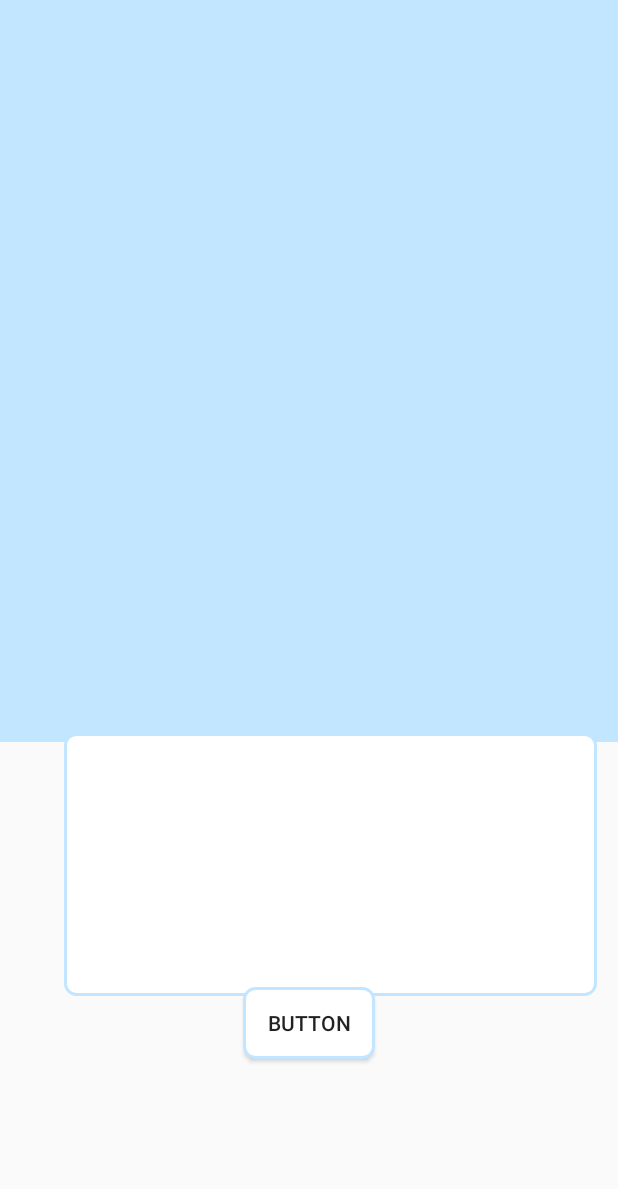
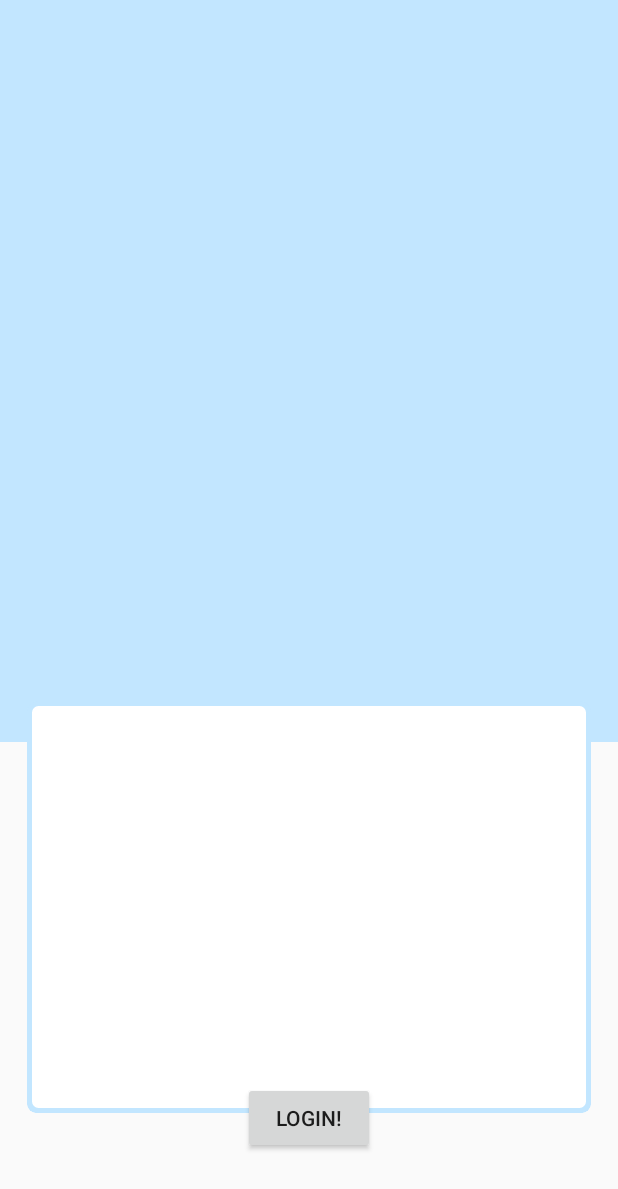
Before and after one commit to Suppasek/WaterUsageChecker, an Android app: the screen it shows after launch (MainActivity), on a phone screen of 412 x 824 dp. Shown: the top 1189 px of the screen. Run offline under Robolectric (Android 15) with nearby library versions, the phone set to English and light mode, and no system bars; our stand-ins replace Firebase (no records; nobody signed in at launch, a user with empty details on screens opened directly); 2 statements that could not run were skipped.

Commit message:
update layout

```diff
--- a/app/build.gradle
+++ b/app/build.gradle
@@ -28,5 +28,6 @@ dependencies {
     implementation 'com.google.firebase:firebase-core:16.0.1'
     implementation 'com.google.firebase:firebase-auth:16.0.3'
     implementation 'com.google.firebase:firebase-firestore:17.1.0'
+    implementation 'com.android.support:cardview-v7:28.0.0'
 }
 apply plugin: 'com.google.gms.google-services'
--- a/app/src/main/res/drawable/border.xml
+++ b/app/src/main/res/drawable/border.xml
@@ -1,16 +1,9 @@
 <?xml version="1.0" encoding="utf-8"?>
 <shape xmlns:android="http://schemas.android.com/apk/res/android"
     android:shape="rectangle">
-    <stroke android:width="2dip"
+    <stroke android:width="3dip"
         android:color="@color/colorPrimary" />
-    <padding android:left="1dp"
-        android:top="1dp"
-        android:right="1dp"
-        android:bottom="1dp"
-        />
     <solid android:color="#ffffffff"/>
-    <corners android:bottomRightRadius="7dp"
-        android:bottomLeftRadius="7dp"
-        android:topLeftRadius="7dp"
-        android:topRightRadius="7dp"/>
+    <padding android:bottom="0dp" android:left="0dp" android:right="0dp" android:top="0dp"/>
+    <corners android:radius="6dp"/>
 </shape>
--- a/app/src/main/res/drawable/rounded_button.xml
+++ b/app/src/main/res/drawable/rounded_button.xml
@@ -2,8 +2,5 @@
 <shape xmlns:android="http://schemas.android.com/apk/res/android"
     android:shape="rectangle">
     <solid android:color="#eeffffff" />
-    <corners android:bottomRightRadius="8dp"
-        android:bottomLeftRadius="8dp"
-        android:topRightRadius="8dp"
-        android:topLeftRadius="8dp"/>
+    <corners android:radius="8dp"/>
 </shape>
--- /dev/null
+++ b/app/src/main/res/drawable/water_logo.xml
@@ -0,0 +1,9 @@
+<vector android:height="24dp" android:viewportHeight="453"
+    android:viewportWidth="246" android:width="24dp" xmlns:android="http://schemas.android.com/apk/res/android">
+    <path android:fillColor="#91e0ff" android:pathData="M244.83,258.58a123.56,123.56 0,0 0,-9.34 -30L134.09,6.88a11.79,11.79 0,0 0,-21.44 0l-61.75,135 -17,37.11 -22.68,49.58C-25.89,309.76 33.46,402.24 122.74,402.24h1.26C200.98,402.24 257.82,332.54 244.83,258.58Z"/>
+    <path android:fillColor="#61cef3" android:pathData="M244.83,258.58a123.56,123.56 0,0 0,-9.34 -30L134.09,6.88a11.78,11.78 0,0 0,-10.72 -6.88h0L123.37,402.24h0.66C200.98,402.24 257.82,332.54 244.83,258.58Z"/>
+    <path android:fillColor="#61cef3" android:pathData="M244.83,258.58A288.82,288.82 0,0 1,50.9 141.86l-17,37.11 -22.68,49.58C-25.89,309.76 33.46,402.24 122.74,402.24h1.26C200.98,402.24 257.82,332.54 244.83,258.58Z"/>
+    <path android:fillColor="#23a3e1" android:pathData="M244.83,258.58A287,287 0,0 1,123.34 211.94L123.34,402.24h0.66C200.98,402.24 257.82,332.54 244.83,258.58Z"/>
+    <path android:fillColor="#23a3e1" android:pathData="M33.93,178.97l-22.68,49.58C-25.89,309.76 33.46,402.24 122.74,402.24h1.26a122,122 0,0 0,93.93 -43.81C126.23,333.6 58.61,264 33.93,178.97Z"/>
+    <path android:fillColor="#1f84bd" android:pathData="M123.34,311.15L123.34,402.24h0.66a122,122 0,0 0,93.94 -43.81A264.93,264.93 0,0 1,123.34 311.15Z"/>
+</vector>
--- a/app/src/main/res/layout/fragment_login.xml
+++ b/app/src/main/res/layout/fragment_login.xml
@@ -16,7 +16,7 @@
 
 
     <LinearLayout
-        android:id="@+id/linearLayout4"
+        android:id="@+id/login_top"
         android:layout_width="match_parent"
         android:layout_height="0dp"
         android:background="@color/colorPrimary"
@@ -34,7 +34,7 @@
 
 
     <LinearLayout
-        android:id="@+id/linearLayout"
+        android:id="@+id/login_bottom"
         android:layout_width="match_parent"
         android:layout_height="0dp"
         android:clipChildren="false"
@@ -42,10 +42,8 @@
         android:weightSum="2"
         app:layout_constraintBottom_toBottomOf="@id/guideline"
         app:layout_constraintEnd_toEndOf="parent"
-        app:layout_constraintHorizontal_bias="1.0"
-        app:layout_constraintStart_toStartOf="parent"
-        app:layout_constraintTop_toTopOf="@id/guideline"
-        app:layout_constraintVertical_bias="1.0">
+        app:layout_constraintHorizontal_bias="0.0"
+        app:layout_constraintStart_toStartOf="parent">
 
 
         <!--<EditText-->
@@ -95,44 +93,50 @@
 
     </LinearLayout>
 
-    <LinearLayout
-        android:id="@+id/linearLayout2"
-        android:layout_width="355dp"
-        android:layout_height="175dp"
+    <android.support.v7.widget.CardView
+        android:id="@+id/credentials_card"
+        android:layout_width="0dp"
+        android:layout_height="281dp"
         android:layout_marginBottom="8dp"
-        android:layout_marginEnd="14dp"
-        android:layout_marginLeft="14dp"
-        android:layout_marginRight="14dp"
-        android:layout_marginStart="14dp"
+        android:layout_marginEnd="16dp"
+        android:layout_marginLeft="16dp"
+        android:layout_marginRight="16dp"
+        android:layout_marginStart="16dp"
         android:layout_marginTop="8dp"
-        android:background="@drawable/border"
         android:orientation="vertical"
+        app:cardBackgroundColor="@color/colorPrimary"
+        app:cardElevation="0dp"
+        app:cardPreventCornerOverlap="false"
+        app:cardCornerRadius="6dp"
+        app:cardUseCompatPadding="true"
+
         app:layout_constraintBottom_toBottomOf="parent"
         app:layout_constraintEnd_toEndOf="parent"
-        app:layout_constraintHorizontal_bias="1.0"
         app:layout_constraintStart_toStartOf="parent"
-        app:layout_constraintTop_toTopOf="@+id/linearLayout4"
-        app:layout_constraintVertical_bias="0.76">
+        app:layout_constraintTop_toTopOf="@+id/login_top"
+        app:layout_constraintVertical_bias="0.866">
 
-    </LinearLayout>
+        <android.support.constraint.ConstraintLayout
+            android:layout_width="match_parent"
+            android:layout_height="match_parent"
+            android:background="@drawable/border">
+
+
+        </android.support.constraint.ConstraintLayout>
+    </android.support.v7.widget.CardView>
 
     <Button
-        android:id="@+id/button2"
+        android:id="@+id/login_button"
         android:layout_width="wrap_content"
         android:layout_height="wrap_content"
         android:layout_marginBottom="8dp"
         android:layout_marginEnd="8dp"
-        android:layout_marginLeft="8dp"
-        android:layout_marginRight="8dp"
         android:layout_marginStart="8dp"
-        android:layout_marginTop="8dp"
-        android:background="@drawable/border"
-        android:text="Button"
-        app:layout_constraintBottom_toBottomOf="parent"
+        android:text="Login!"
+        app:layout_constraintBottom_toBottomOf="@+id/credentials_card"
         app:layout_constraintEnd_toEndOf="parent"
         app:layout_constraintStart_toStartOf="parent"
-        app:layout_constraintTop_toBottomOf="@+id/linearLayout"
-        app:layout_constraintVertical_bias="0.586" />
+        app:layout_constraintTop_toBottomOf="@+id/credentials_card" />
 
 
 </android.support.constraint.ConstraintLayout>
```
